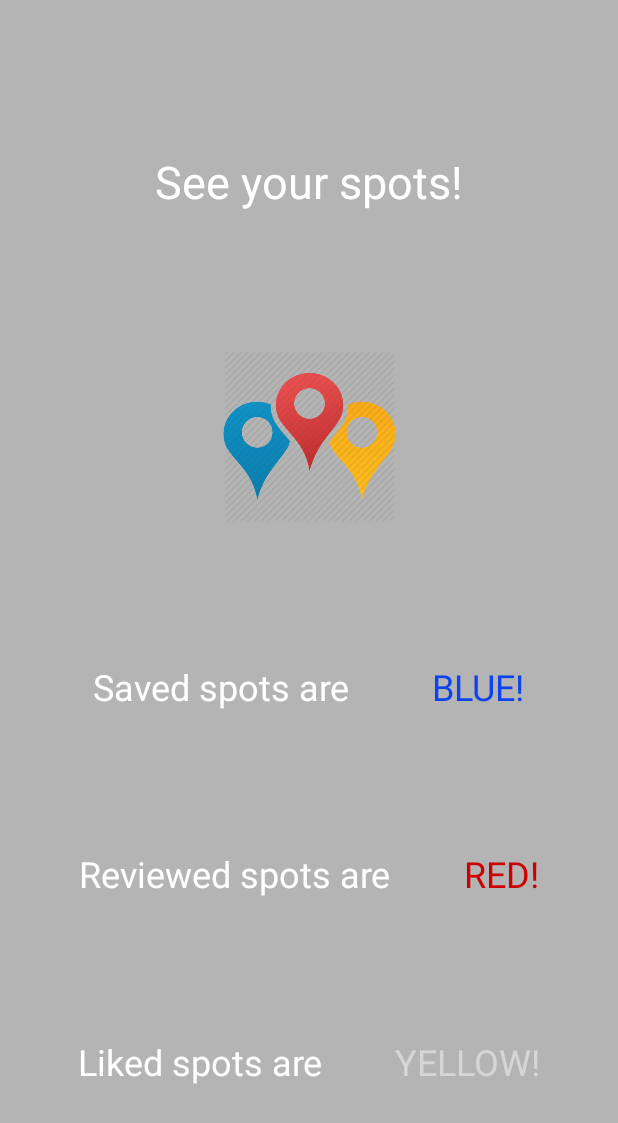
After one commit to therunnersfbu/team_project, an Android app: the layout custom_toast.xml on its own in the app's theme, with its tools: preview values and no code run, on a phone screen of 412 x 824 dp. The commit adds this screen. Shown: the top 1123 px of the screen. Run offline under Robolectric (Android 15) with nearby library versions, the phone set to English and light mode, and no system bars; Roboto replaces fonts that are not available here.

Commit message:
calndar faster and map has toast

```diff
--- a/app/src/main/java/com/example/team_project/calendar/MyCalendarFragment.java
+++ b/app/src/main/java/com/example/team_project/calendar/MyCalendarFragment.java
@@ -35,9 +35,6 @@ import java.util.Locale;
 import butterknife.ButterKnife;
 import butterknife.Unbinder;
 // TODO get dots to refresh
-// TODO after you click an event with a new days events it doesnt refresh
-// TODO check if it refreshed the days events then look at the view and my new if statement
-// TODO if you click on day with two things in the recycler view then that the first spot will not leave
 // The MyCalendarFragment displays the calendar and allows for the user to open the fragment with the display of that day's
 // events and allows the user to click on variuous days and see all their added spots for that day
 public class MyCalendarFragment extends Fragment{
@@ -62,13 +59,14 @@ public class MyCalendarFragment extends Fragment{
         super.onCreate(savedInstanceState);
         View view = inflater.inflate(R.layout.fragment_my_calendar, container, false);
         mUnbinder = ButterKnife.bind(this, view);
+        user = ParseUser.getCurrentUser();
+        addedEvents = (ArrayList<String>) user.get(User.KEY_ADDED_EVENTS);
         initUserData();
         return view;
     }
 
     // ensures and checks if there is user data available and if so it initializes the list
     private void initUserData() {
-        user = ParseUser.getCurrentUser();
         if (user != null) {
             user.fetchIfNeededInBackground(new GetCallback<ParseObject>() {
                 @Override
--- a/app/src/main/java/com/example/team_project/fragments/MapFragment.java
+++ b/app/src/main/java/com/example/team_project/fragments/MapFragment.java
@@ -11,6 +11,7 @@ import android.support.v4.app.ActivityCompat;
 import android.support.v4.app.Fragment;
 import android.support.v4.content.ContextCompat;
 import android.util.Log;
+import android.view.Gravity;
 import android.view.LayoutInflater;
 import android.view.View;
 import android.view.ViewGroup;
@@ -58,6 +59,7 @@ public class MapFragment extends Fragment implements OnMapReadyCallback, GoogleM
     private ArrayList<String> addedEvents;
     private int mMaxLimit = 1000;
     private int mMinZoom = 3;
+    private int mToastLength = 4;
     private String mCurrentSpotId;
 
     @Nullable
@@ -66,6 +68,7 @@ public class MapFragment extends Fragment implements OnMapReadyCallback, GoogleM
         View view = inflater.inflate(R.layout.fragment_map, container, false);
         mUnbinder = ButterKnife.bind(this, view);
         initUserData();
+
         return view;
     }
 
@@ -78,7 +81,6 @@ public class MapFragment extends Fragment implements OnMapReadyCallback, GoogleM
                 public void done(ParseObject object, ParseException e) {
                     likedEvents = (ArrayList<String>) user.get(User.KEY_LIKED_EVENTS);
                     addedEvents = (ArrayList<String>) user.get(User.KEY_ADDED_EVENTS);
-
                 }
             });
         }else{
@@ -91,6 +93,8 @@ public class MapFragment extends Fragment implements OnMapReadyCallback, GoogleM
     public void onViewCreated(@NonNull View view, @Nullable Bundle savedInstanceState) {
         super.onViewCreated(view, savedInstanceState);
 
+        showInitialToast(view);
+
         SupportMapFragment supportMapFragment = (SupportMapFragment) getChildFragmentManager().findFragmentById(R.id.map);
         supportMapFragment.getMapAsync(this);
 
@@ -101,7 +105,7 @@ public class MapFragment extends Fragment implements OnMapReadyCallback, GoogleM
         mMapIcon.setOnClickListener(new View.OnClickListener() {
            @Override
            public void onClick(View v) {
-               enableMyLocationIfPermitted();
+               mGoogleMap.moveCamera(CameraUpdateFactory.newLatLngZoom(new LatLng(39.8283, -98.5795) , 0));
                mGoogleMap.setMinZoomPreference(mMinZoom);
            }
         });
@@ -115,6 +119,7 @@ public class MapFragment extends Fragment implements OnMapReadyCallback, GoogleM
 
     @Override
     public void onMapReady(GoogleMap map) {
+        //Toast.makeText(getContext(),"bbb", Toast.LENGTH_LONG).show();
         mGoogleMap = map;
         mGoogleMap.setOnMyLocationButtonClickListener(onMyLocationButtonClickListener);
         mGoogleMap.getUiSettings().setZoomControlsEnabled(true);
@@ -255,7 +260,7 @@ public class MapFragment extends Fragment implements OnMapReadyCallback, GoogleM
                     String placeEventCoord = placeEvents.get(i).getCoordinates();
                     String placeEventName = placeEvents.get(i).getName();
                     String likedSpotId = placeEvents.get(i).getAppId();
-                    Float color = BitmapDescriptorFactory.HUE_ROSE;
+                    Float color = BitmapDescriptorFactory.HUE_YELLOW;
                     String snippet = getResources().getString(R.string.liked_event_snippet);
                     makeMapMarker(placeEventCoord, likedSpotId, placeEventName, snippet, color);
                 }
@@ -306,7 +311,7 @@ public class MapFragment extends Fragment implements OnMapReadyCallback, GoogleM
         mGoogleMap.setOnInfoWindowClickListener(MapFragment.this);
     }
 
-    public Boolean getSpotType(String id){
+    private Boolean getSpotType(String id){
         if ('E' != id.charAt(0)) {
             PublicVariables.isEvent = true;
         } else {
@@ -314,4 +319,17 @@ public class MapFragment extends Fragment implements OnMapReadyCallback, GoogleM
         }
         return PublicVariables.isEvent;
     }
+
+    private void showInitialToast(View view){
+        for (int i = 0; i < mToastLength; i++) {
+            LayoutInflater inflater = getLayoutInflater();
+            View layout = inflater.inflate(R.layout.custom_toast,
+                    (ViewGroup) view.findViewById(R.id.custom_toast_container));
+            final Toast toast = new Toast(getContext());
+            toast.setGravity(Gravity.CENTER_VERTICAL, 0, 0);
+            toast.setDuration(Toast.LENGTH_LONG);
+            toast.setView(layout);
+            toast.show();
+        }
+    }
 }
--- /dev/null
+++ b/app/src/main/res/layout/custom_toast.xml
@@ -0,0 +1,114 @@
+<android.support.constraint.ConstraintLayout xmlns:android="http://schemas.android.com/apk/res/android"
+    xmlns:app="http://schemas.android.com/apk/res-auto"
+    xmlns:tools="http://schemas.android.com/tools"
+    android:id="@+id/custom_toast_container"
+    android:layout_width="fill_parent"
+    android:layout_height="fill_parent"
+    android:background="#DAAA"
+    android:orientation="horizontal"
+    android:padding="8dp">
+
+    <TextView
+        android:id="@+id/tvYellow3"
+        android:layout_width="wrap_content"
+        android:layout_height="wrap_content"
+        android:text="BLUE!"
+        android:textColor="#0D43EC"
+        android:textSize="24sp"
+        app:layout_constraintEnd_toEndOf="parent"
+        app:layout_constraintHorizontal_bias="0.5"
+        app:layout_constraintStart_toEndOf="@+id/tvSavedSpots"
+        app:layout_constraintTop_toTopOf="@+id/tvSavedSpots" />
+
+    <ImageView
+        android:id="@+id/ivMapMarkers"
+        android:layout_width="194dp"
+        android:layout_height="115dp"
+        android:layout_weight="1"
+        app:layout_constraintBottom_toTopOf="@+id/tvSavedSpots"
+        app:layout_constraintEnd_toEndOf="parent"
+        app:layout_constraintHorizontal_bias="0.5"
+        app:layout_constraintStart_toStartOf="parent"
+        app:layout_constraintTop_toBottomOf="@+id/tvToastIntro"
+        app:srcCompat="@drawable/multiplemarkers" />
+
+    <TextView
+        android:id="@+id/tvToastIntro"
+        android:layout_width="wrap_content"
+        android:layout_height="wrap_content"
+        android:text="See your spots!"
+        android:textColor="#FFF"
+        android:textSize="30sp"
+        app:layout_constraintBottom_toTopOf="@+id/ivMapMarkers"
+        app:layout_constraintEnd_toEndOf="parent"
+        app:layout_constraintHorizontal_bias="0.5"
+        app:layout_constraintStart_toStartOf="parent"
+        app:layout_constraintTop_toTopOf="parent" />
+
+    <TextView
+        android:id="@+id/tvYellowSpots"
+        android:layout_width="wrap_content"
+        android:layout_height="wrap_content"
+        android:layout_marginEnd="3dp"
+        android:layout_marginRight="3dp"
+        android:text="Liked spots are"
+        android:textColor="@color/white"
+        android:textSize="24sp"
+        app:layout_constraintBottom_toBottomOf="parent"
+        app:layout_constraintEnd_toStartOf="@+id/tvYellow"
+        app:layout_constraintHorizontal_bias="0.5"
+        app:layout_constraintStart_toStartOf="parent"
+        app:layout_constraintTop_toBottomOf="@+id/tvReviewsSpots" />
+
+    <TextView
+        android:id="@+id/tvYellow"
+        android:layout_width="wrap_content"
+        android:layout_height="wrap_content"
+        android:text="YELLOW!"
+        android:textColor="@color/quantum_yellow600"
+        android:textSize="24sp"
+        app:layout_constraintEnd_toEndOf="parent"
+        app:layout_constraintHorizontal_bias="0.5"
+        app:layout_constraintStart_toEndOf="@+id/tvYellowSpots"
+        app:layout_constraintTop_toTopOf="@+id/tvYellowSpots" />
+
+    <TextView
+        android:id="@+id/tvYellow2"
+        android:layout_width="wrap_content"
+        android:layout_height="wrap_content"
+        android:text="RED!"
+        android:textColor="@android:color/holo_red_dark"
+        android:textSize="24sp"
+        app:layout_constraintEnd_toEndOf="parent"
+        app:layout_constraintHorizontal_bias="0.5"
+        app:layout_constraintStart_toEndOf="@+id/tvReviewsSpots"
+        app:layout_constraintTop_toTopOf="@+id/tvReviewsSpots" />
+
+    <TextView
+        android:id="@+id/tvSavedSpots"
+        android:layout_width="wrap_content"
+        android:layout_height="wrap_content"
+        android:text="Saved spots are"
+        android:textColor="@color/white"
+        android:textSize="24sp"
+        app:layout_constraintBottom_toTopOf="@+id/tvReviewsSpots"
+        app:layout_constraintEnd_toStartOf="@+id/tvYellow3"
+        app:layout_constraintHorizontal_bias="0.5"
+        app:layout_constraintStart_toStartOf="parent"
+        app:layout_constraintTop_toBottomOf="@+id/ivMapMarkers" />
+
+    <TextView
+        android:id="@+id/tvReviewsSpots"
+        android:layout_width="wrap_content"
+        android:layout_height="wrap_content"
+        android:layout_marginEnd="3dp"
+        android:layout_marginRight="3dp"
+        android:text="Reviewed spots are"
+        android:textColor="@color/white"
+        android:textSize="24sp"
+        app:layout_constraintBottom_toTopOf="@+id/tvYellowSpots"
+        app:layout_constraintEnd_toStartOf="@+id/tvYellow2"
+        app:layout_constraintHorizontal_bias="0.5"
+        app:layout_constraintStart_toStartOf="parent"
+        app:layout_constraintTop_toBottomOf="@+id/tvSavedSpots" />
+</android.support.constraint.ConstraintLayout>
```
Also changed, not shown: app/src/main/res/drawable/multiplemarkers.png (added).
